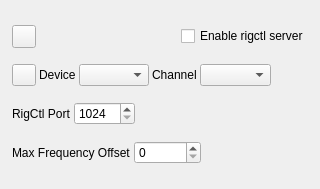
First picture: the form in plugins/feature/rigctlserver/rigctlservergui.ui, repository f4exb/sdrangel, before the edit.
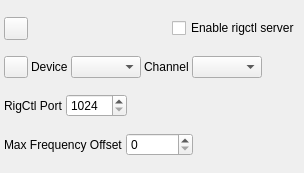
Second picture: the form after the edit. Icons and pictures are not drawn. Custom widgets are drawn as their Qt base class.

Patch:
```diff
--- a/plugins/feature/rigctlserver/rigctlservergui.ui
+++ b/plugins/feature/rigctlserver/rigctlservergui.ui
@@ -6,26 +6,26 @@
    <rect>
     <x>0</x>
     <y>0</y>
-    <width>320</width>
-    <height>189</height>
+    <width>304</width>
+    <height>173</height>
    </rect>
   </property>
   <property name="sizePolicy">
-   <sizepolicy hsizetype="Minimum" vsizetype="Minimum">
+   <sizepolicy hsizetype="Fixed" vsizetype="Fixed">
     <horstretch>0</horstretch>
     <verstretch>0</verstretch>
    </sizepolicy>
   </property>
   <property name="minimumSize">
    <size>
-    <width>320</width>
-    <height>100</height>
+    <width>304</width>
+    <height>173</height>
    </size>
   </property>
   <property name="maximumSize">
    <size>
-    <width>320</width>
-    <height>16777215</height>
+    <width>304</width>
+    <height>173</height>
    </size>
   </property>
   <property name="font">
@@ -40,9 +40,9 @@
   <widget class="QWidget" name="settingsContainer" native="true">
    <property name="geometry">
     <rect>
-     <x>10</x>
-     <y>10</y>
-     <width>301</width>
+     <x>2</x>
+     <y>2</y>
+     <width>300</width>
      <height>171</height>
     </rect>
    </property>
```
